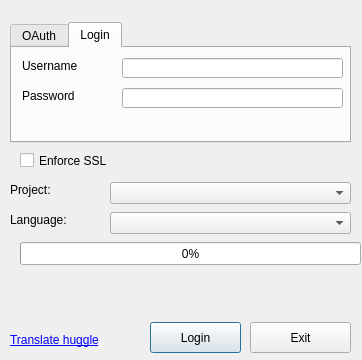
Old version of the form huggle/login.ui in the repository huggle/huggle3-qt-lx; both pictures show x 0 to 362 and y 158 to 518 of the 362 by 518 pixel window.
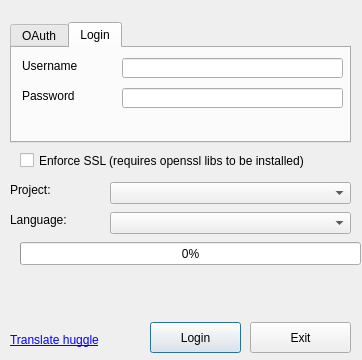
New version of the form. Icons and pictures are not drawn.

Patch:
```diff
--- a/huggle/login.ui
+++ b/huggle/login.ui
@@ -273,7 +273,7 @@
     </rect>
    </property>
    <property name="text">
-    <string>Enforce SSL</string>
+    <string>Enforce SSL (requires openssl libs to be installed)</string>
    </property>
   </widget>
   <widget class="QLabel" name="label_9">
```
